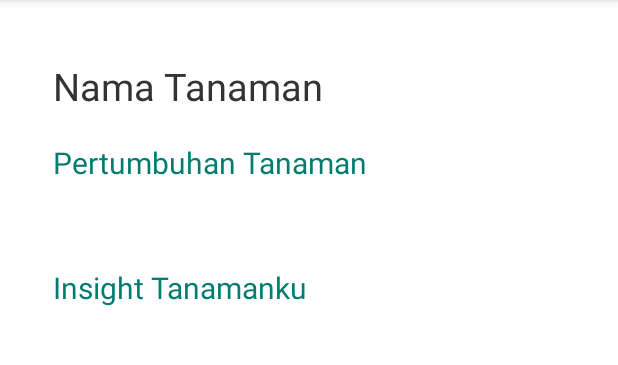
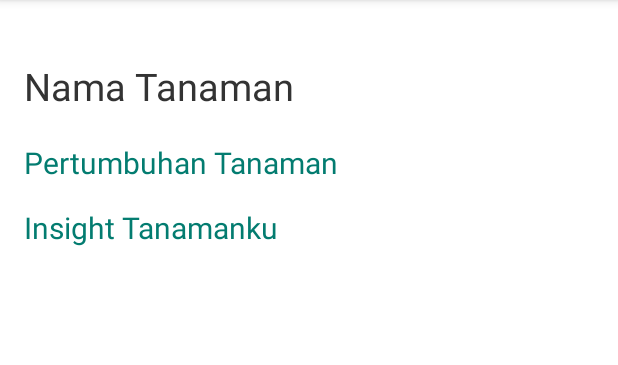
Before and after one commit to hyponicteam/hyponic-mobile, an Android app: the DetailPlantActivity screen opened directly, with no data from a screen before it, on a phone screen of 412 x 824 dp, the part 84-449 px from its top. Run offline under Robolectric (Android 15) with nearby library versions, the phone set to English and light mode, and no system bars; libraries missing offline, so code that uses them is left out: com.androidnetworking, com.androidnetworking.common, com.androidnetworking.error, com.androidnetworking.interfaces; 1 statement that could not run was skipped.

Commit message:
get growths data

```diff
--- a/app/src/main/java/com/example/hyponic/DetailPlantActivity.java
+++ b/app/src/main/java/com/example/hyponic/DetailPlantActivity.java
@@ -4,7 +4,6 @@ import static com.example.hyponic.constant.ApiConstant.BASE_URL;
 
 import androidx.appcompat.app.AppCompatActivity;
 import androidx.recyclerview.widget.LinearLayoutManager;
-import androidx.recyclerview.widget.RecyclerView;
 
 import android.os.Bundle;
 import android.util.Log;
@@ -13,12 +12,8 @@ import com.androidnetworking.AndroidNetworking;
 import com.androidnetworking.common.Priority;
 import com.androidnetworking.error.ANError;
 import com.androidnetworking.interfaces.JSONObjectRequestListener;
-import com.example.hyponic.adapter.DetailPlantAdapter;
 import com.example.hyponic.adapter.TableAdapter;
-import com.example.hyponic.databinding.ActivityCreateDetailTanamanBinding;
 import com.example.hyponic.databinding.ActivityDetailPlantBinding;
-import com.example.hyponic.databinding.FragmentDetailplantfragmentBinding;
-import com.example.hyponic.model.DetailPlant;
 import com.example.hyponic.model.SharedPrefManager;
 import com.example.hyponic.model.TabelModel;
 
@@ -30,13 +25,9 @@ import java.util.ArrayList;
 
 public class DetailPlantActivity extends AppCompatActivity {
 
-    private RecyclerView rvdetailPlant;
-    private RecyclerView rvTabelDetail;
-    private ArrayList<TabelModel> tabelList = new ArrayList<>();
-    private ArrayList<DetailPlant> detailPlantList = new ArrayList<>();
+    private ArrayList<TabelModel> growths = new ArrayList<>();
     private ActivityDetailPlantBinding binding;
     SharedPrefManager pref;
-    private String token;
 
     @Override
     protected void onCreate(Bundle savedInstanceState) {
@@ -45,58 +36,17 @@ public class DetailPlantActivity extends AppCompatActivity {
         binding = ActivityDetailPlantBinding.inflate(getLayoutInflater());
         setContentView(binding.getRoot());
         pref = new SharedPrefManager(this);
-
-        binding.rvListdetTanaman.setHasFixedSize(true);
         binding.rvListtabelTanaman.setHasFixedSize(true);
-
-        getGrowth();
         getTabelGrowth();
     }
 
-    public void getGrowth(){
-        AndroidNetworking.get(BASE_URL+"/plants/fb21a915-a119-464a-8b89-f2884388e1cb")
+    public void getTabelGrowth(){
+        AndroidNetworking.get(BASE_URL+"plants/"+pref.getSPPlantId())
                 .addHeaders("Accept", "application/json")
                 .addHeaders("Authorization","Bearer "+pref.getSPToken())
                 .setPriority(Priority.LOW)
                 .build()
                 .getAsJSONObject(new JSONObjectRequestListener() {
-
-                    @Override
-                    public void onResponse(JSONObject response) {
-                        try {
-
-                            Log.d("TAG", "respon: " + response.getJSONObject("data").getJSONArray("growths"));
-                            JSONArray data = response.getJSONObject("data").getJSONArray("growths");
-                            for(int i=0; i<data.length(); i++){
-                                JSONObject jsondetailPlant = data.getJSONObject(i);
-                                Log.d("TAG","ke -"+i+" : "+data.getJSONObject(i));
-                                DetailPlant detailplant = new DetailPlant(jsondetailPlant.getString("id"),
-                                        jsondetailPlant.getString("plant_height"), jsondetailPlant.getString("leaf_width"), jsondetailPlant.getString("temperature"), jsondetailPlant.getString("acidity"));
-
-                                detailPlantList.add(detailplant);
-                            }
-                            Log.d("SIZE: ",""+detailPlantList.size());
-                            showRecyclerList(detailPlantList);
-
-                        }catch (JSONException e){
-                            e.printStackTrace();
-                        }
-                    }
-                    @Override
-                    public void onError(ANError error) {
-                        Log.d("TAG", "onError: " + error); //untuk log pada onerror
-                    }
-                });
-    }
-
-    public void getTabelGrowth(){
-        AndroidNetworking.get(BASE_URL+"/plants/fb21a915-a119-464a-8b89-f2884388e1cb")
-                .addHeaders("Accept", "application/json")
-                .addHeaders("Authorization","Bearer "+pref.getSPToken())
-                .setPriority(Priority.LOW)
-                .build()
-                .getAsJSONObject(new JSONObjectRequestListener() {
-
                     @Override
                     public void onResponse(JSONObject response) {
                         try {
@@ -107,12 +57,15 @@ public class DetailPlantActivity extends AppCompatActivity {
                                 JSONObject jsontabelList = data.getJSONObject(i);
                                 Log.d("TAG","ke -"+i+" : "+data.getJSONObject(i));
                                 TabelModel tabellist = new TabelModel(jsontabelList.getString("id"),
-                                        jsontabelList.getString("plant_height"), jsontabelList.getString("leaf_width"), jsontabelList.getString("temperature"), jsontabelList.getString("acidity"), jsontabelList.getString("created_at"));
-
-                                tabelList.add(tabellist);
+                                        jsontabelList.getString("plant_height"),
+                                        jsontabelList.getString("leaf_width"),
+                                        jsontabelList.getString("temperature"),
+                                        jsontabelList.getString("acidity"),
+                                        jsontabelList.getString("created_at"));
+                                growths.add(tabellist);
                             }
-                            Log.d("SIZE: ",""+tabelList.size());
-                            showTabelList(tabelList);
+                            Log.d("SIZE: ",""+growths.size());
+                            showTabelList(growths);
 
                         }catch (JSONException e){
                             e.printStackTrace();
@@ -125,15 +78,10 @@ public class DetailPlantActivity extends AppCompatActivity {
                 });
 
     }
-    private void showRecyclerList(ArrayList<DetailPlant> detailplants) {
-        rvdetailPlant.setLayoutManager(new LinearLayoutManager(this));
-        DetailPlantAdapter listDetailPlantAdapter = new DetailPlantAdapter(detailplants, getSupportFragmentManager(), this);
-        rvdetailPlant.setAdapter(listDetailPlantAdapter);
-    }
 
     private void showTabelList(ArrayList<TabelModel> tabellist ){
-        rvTabelDetail.setLayoutManager(new LinearLayoutManager(this));
+        binding.rvListtabelTanaman.setLayoutManager(new LinearLayoutManager(this));
         TableAdapter listTabelAdapter = new TableAdapter(tabellist,getSupportFragmentManager(),this);
-        rvTabelDetail.setAdapter(listTabelAdapter);
+        binding.rvListtabelTanaman.setAdapter(listTabelAdapter);
     }
 }
--- a/app/src/main/java/com/example/hyponic/Home1Activity.java
+++ b/app/src/main/java/com/example/hyponic/Home1Activity.java
@@ -2,16 +2,12 @@ package com.example.hyponic;
 
 import static com.example.hyponic.constant.ApiConstant.BASE_URL;
 
-import android.app.FragmentManager;
-import android.content.Intent;
 import android.os.Bundle;
 
 import com.androidnetworking.AndroidNetworking;
 import com.androidnetworking.common.Priority;
 import com.androidnetworking.error.ANError;
 import com.androidnetworking.interfaces.JSONObjectRequestListener;
-import com.example.hyponic.DummyData.PlantDummyData;
-import com.example.hyponic.adapter.DetailPlantAdapter;
 import com.example.hyponic.adapter.PlantAdapter;
 import com.example.hyponic.model.Plant;
 import com.example.hyponic.model.SharedPrefManager;
@@ -28,7 +24,6 @@ import androidx.recyclerview.widget.LinearLayoutManager;
 import androidx.recyclerview.widget.RecyclerView;
 
 import com.example.hyponic.databinding.ActivityHome1Binding;
-import com.example.hyponic.view.Plant.CreatePlantActivity;
 
 import org.json.JSONArray;
 import org.json.JSONException;
--- a/app/src/main/java/com/example/hyponic/adapter/TableAdapter.java
+++ b/app/src/main/java/com/example/hyponic/adapter/TableAdapter.java
@@ -23,14 +23,12 @@ public class TableAdapter extends RecyclerView.Adapter<TableAdapter.ListViewHold
     private final ArrayList<TabelModel> listTabel;
     private final FragmentManager fragmentManager;
     private final Context tabelContext;
-    private LayoutInflater mInflater;
     private SharedPrefManager pref;
 
     public TableAdapter(ArrayList<TabelModel> listTabel, FragmentManager fragmentManager, Context tabelContext) {
         this.listTabel = listTabel;
         this.fragmentManager = fragmentManager;
         this.tabelContext = tabelContext;
-        this.mInflater = mInflater;
     }
 
     @NonNull
@@ -43,6 +41,7 @@ public class TableAdapter extends RecyclerView.Adapter<TableAdapter.ListViewHold
     @Override
     public void onBindViewHolder(@NonNull TableAdapter.ListViewHolder holder, int position) {
         TabelModel tabel = listTabel.get(position);
+
         holder.tvTanggal.setText(tabel.getTime().getCreated_at());
         holder.tvPanjang.setText(tabel.getPlant_height());
         holder.tvLebardaun.setText(tabel.getLeaf_widht());
@@ -52,9 +51,8 @@ public class TableAdapter extends RecyclerView.Adapter<TableAdapter.ListViewHold
 
     @Override
     public int getItemCount() {
-        return 0;
+        return listTabel.size();
     }
-
 
     public class ListViewHolder extends RecyclerView.ViewHolder {
         TextView tvPanjang, tvLebardaun, tvSuhu, tvPhAir, tvTanggal;
--- a/app/src/main/res/layout/activity_detail_plant.xml
+++ b/app/src/main/res/layout/activity_detail_plant.xml
@@ -11,8 +11,8 @@
         android:id="@+id/ViewTanaman"
         android:layout_width="match_parent"
         android:layout_height="wrap_content"
-        android:layout_marginLeft="35dp"
-        android:layout_marginRight="40dp"
+        android:layout_marginLeft="16dp"
+        android:layout_marginRight="16dp"
         android:layout_marginTop="40dp"
         android:textColor="@color/black"
         android:textSize="25sp"
@@ -26,9 +26,9 @@
         android:id="@+id/detailtanaman"
         android:layout_width="match_parent"
         android:layout_height="wrap_content"
-        android:layout_marginLeft="35dp"
+        android:layout_marginStart="16dp"
         android:layout_marginTop="20dp"
-        android:layout_marginRight="30dp"
+        android:layout_marginEnd="16dp"
         android:text="Pertumbuhan Tanaman"
         android:textColor="@color/TextViewGreenLight"
         android:textSize="20sp"
@@ -37,41 +37,30 @@
         app:layout_constraintStart_toStartOf="parent"
         app:layout_constraintTop_toBottomOf="@+id/ViewTanaman" />
 
-    <androidx.recyclerview.widget.RecyclerView
-        android:id="@+id/rv_listdet_tanaman"
-        android:layout_width="match_parent"
-        android:layout_height="wrap_content"
-        android:layout_marginLeft="35dp"
-        android:layout_marginTop="20dp"
-        android:layout_marginRight="30dp"
-        app:layout_constraintEnd_toEndOf="parent"
-        app:layout_constraintHorizontal_bias="0.228"
-        app:layout_constraintStart_toStartOf="parent"
-        app:layout_constraintTop_toBottomOf="@+id/detailtanaman" />
 
     <TextView
         android:id="@+id/insighttanaman"
         android:layout_width="match_parent"
         android:layout_height="wrap_content"
-        android:layout_marginTop="36dp"
+        android:layout_marginLeft="16dp"
+        android:layout_marginTop="16dp"
+        android:layout_marginRight="16dp"
         android:text="Insight Tanamanku"
         android:textColor="@color/TextViewGreenLight"
         android:textSize="20sp"
-        android:layout_marginLeft="35dp"
-        android:layout_marginRight="30dp"
         app:layout_constraintEnd_toEndOf="parent"
-        app:layout_constraintHorizontal_bias="0.0"
         app:layout_constraintStart_toStartOf="parent"
-        app:layout_constraintTop_toBottomOf="@+id/rv_listdet_tanaman" />
+        app:layout_constraintTop_toBottomOf="@+id/detailtanaman" />
 
     <androidx.recyclerview.widget.RecyclerView
         android:id="@+id/rv_listtabel_tanaman"
         android:layout_width="match_parent"
         android:layout_height="wrap_content"
-        android:layout_marginLeft="35dp"
-        android:layout_marginRight="30dp"
-        android:layout_marginTop="20dp"
+        android:layout_marginStart="16dp"
+        android:layout_marginTop="16dp"
+        android:layout_marginEnd="16dp"
         app:layout_constraintEnd_toEndOf="parent"
+        app:layout_constraintHorizontal_bias="0.0"
         app:layout_constraintStart_toStartOf="parent"
         app:layout_constraintTop_toBottomOf="@+id/insighttanaman" />
 
--- a/app/src/main/res/layout/item_row_detailplant.xml
+++ b/app/src/main/res/layout/item_row_detailplant.xml
@@ -1,7 +1,6 @@
 <?xml version="1.0" encoding="utf-8"?>
 <androidx.cardview.widget.CardView xmlns:android="http://schemas.android.com/apk/res/android"
     xmlns:app="http://schemas.android.com/apk/res-auto"
-    xmlns:tools="http://schemas.android.com/tools"
     android:id="@+id/item_detailplant"
     android:layout_width="match_parent"
     android:layout_height="wrap_content"
--- a/app/src/main/res/values/strings.xml
+++ b/app/src/main/res/values/strings.xml
@@ -64,5 +64,6 @@
     <string name="dialog_delete_plant">Yakin ingin menghapus tanamanmu?</string>
     <string name="editPhoto">Ubah photo profil</string>
     <string name="logout">LogOut</string>
+    <string name="blank_data">Belum ada data</string>
 
 </resources>
```
Also changed, not shown: app/src/main/java/com/example/hyponic/Detailplantfragment.java (+3 -13 lines), app/src/main/java/com/example/hyponic/adapter/DetailPlantAdapter.java (deleted, +0 -78 lines), app/src/main/res/layout/blank_data.xml (added, +14 -0 lines).
